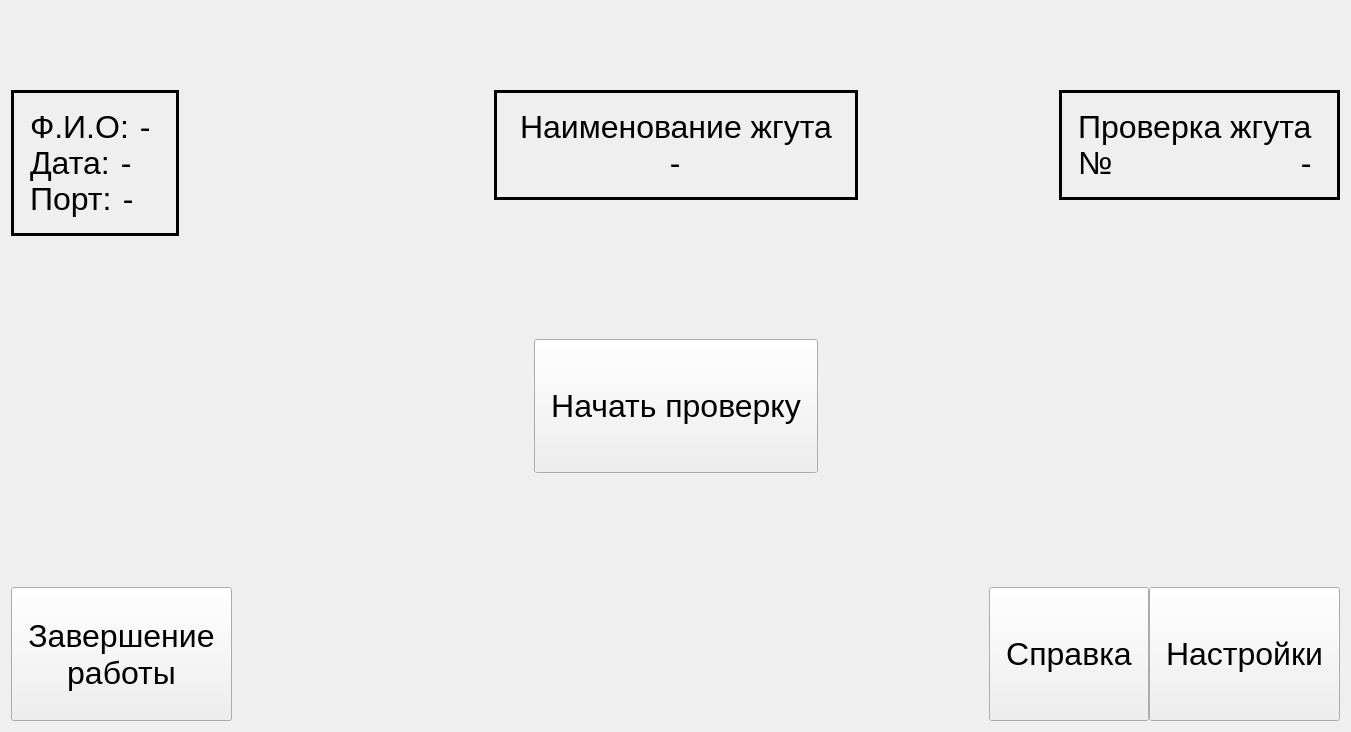
First picture: the form in src/MainWindow.ui, repository Nodens-LOTGA/CircuitTester, before the edit.
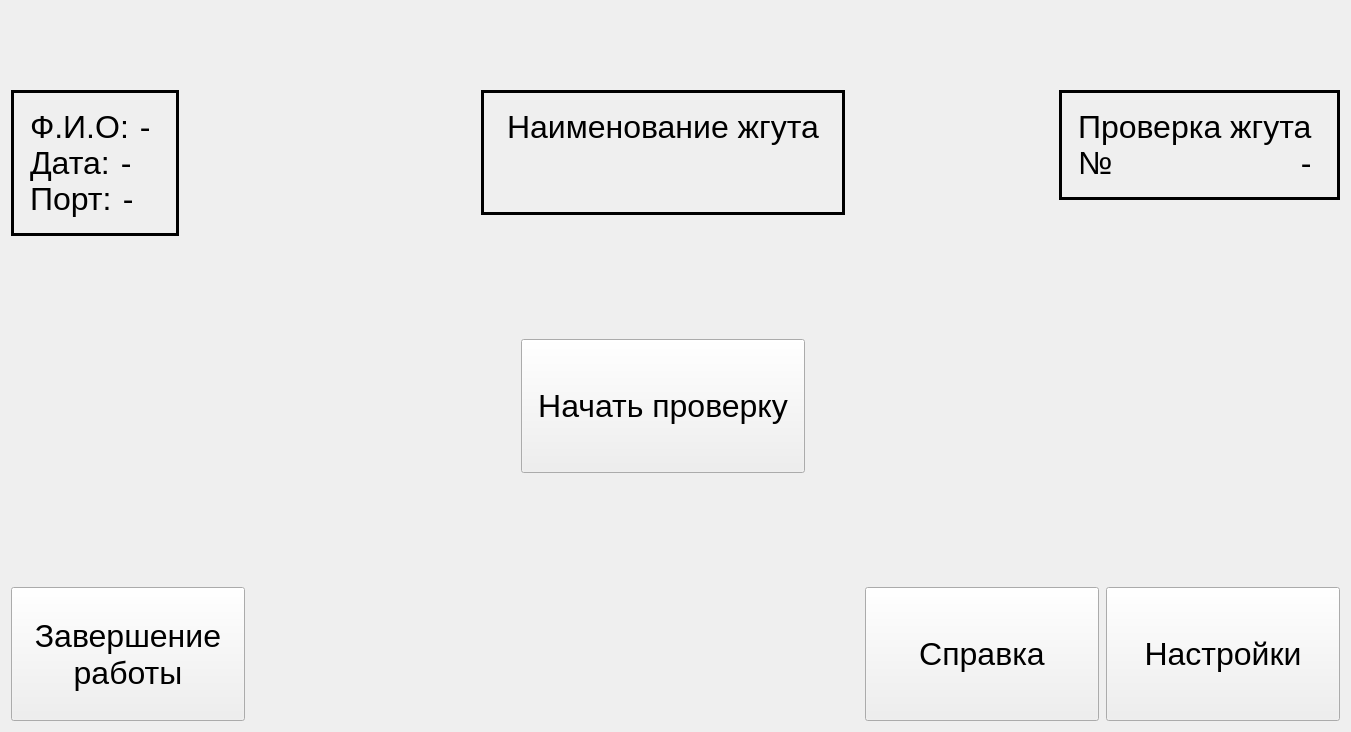
Second picture: the form after the edit. Icons and pictures are not drawn.

```diff
--- a/src/MainWindow.ui
+++ b/src/MainWindow.ui
@@ -34,24 +34,23 @@
 	width:48px;
 	height:48px;
 }
-QCheckBox::indicator:unchecked {
-    image: url(:/icon/checkbox_off.png);
-}
-QCheckBox::indicator:checked {
-    image: url(:/icon/checkbox_on.png);
-}
 QPushButton {
 	min-height: 100px;
-	min-width: 100px;
+	min-width: 200px;
 	padding: 16px;
 }
 QComboBox {
 	height:48px;
 }
-QToolButton {
+QToolButton{
 	width:48px; 
 	height: 48px;
 }
+QToolButton#prodNameTB { 
+	height: 48px;
+	background-color: transparent; 
+	border: none; 
+}
 * {
 	font-family: &quot;Verdana&quot;;
 	font-size: 32px;
@@ -280,7 +279,7 @@
       <item row="1" column="1">
        <layout class="QHBoxLayout" name="horizontalLayout_7">
         <property name="spacing">
-         <number>0</number>
+         <number>7</number>
         </property>
         <item>
          <widget class="QPushButton" name="helpB">
@@ -495,7 +494,7 @@
       <item>
        <widget class="QFrame" name="frame_2">
         <property name="sizePolicy">
-         <sizepolicy hsizetype="Preferred" vsizetype="Preferred">
+         <sizepolicy hsizetype="MinimumExpanding" vsizetype="MinimumExpanding">
           <horstretch>0</horstretch>
           <verstretch>0</verstretch>
          </sizepolicy>
@@ -544,16 +543,28 @@
            </property>
           </widget>
          </item>
-         <item alignment="Qt::AlignHCenter|Qt::AlignVCenter">
-          <widget class="QLabel" name="prodNameL">
+         <item>
+          <widget class="QToolButton" name="prodNameTB">
            <property name="sizePolicy">
-            <sizepolicy hsizetype="Maximum" vsizetype="Maximum">
+            <sizepolicy hsizetype="MinimumExpanding" vsizetype="MinimumExpanding">
              <horstretch>0</horstretch>
              <verstretch>0</verstretch>
             </sizepolicy>
            </property>
+           <property name="minimumSize">
+            <size>
+             <width>0</width>
+             <height>0</height>
+            </size>
+           </property>
            <property name="text">
-            <string> - </string>
+            <string/>
+           </property>
+           <property name="popupMode">
+            <enum>QToolButton::InstantPopup</enum>
+           </property>
+           <property name="toolButtonStyle">
+            <enum>Qt::ToolButtonTextOnly</enum>
            </property>
           </widget>
          </item>
```
